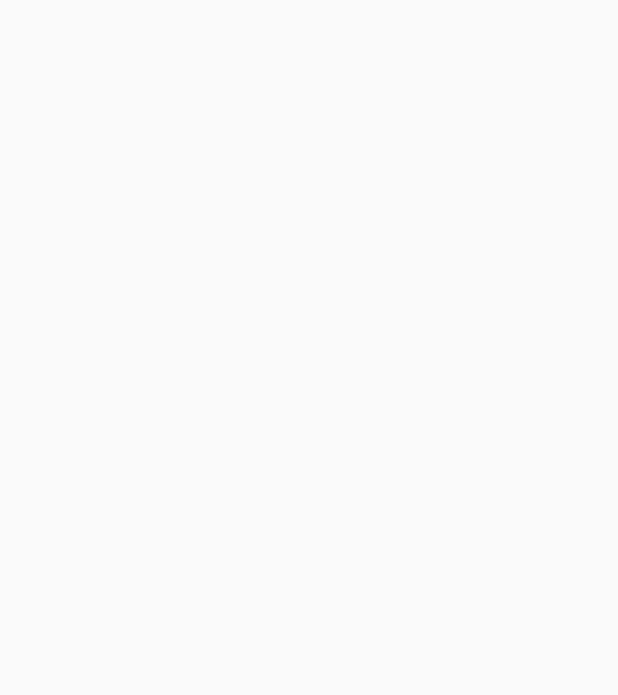
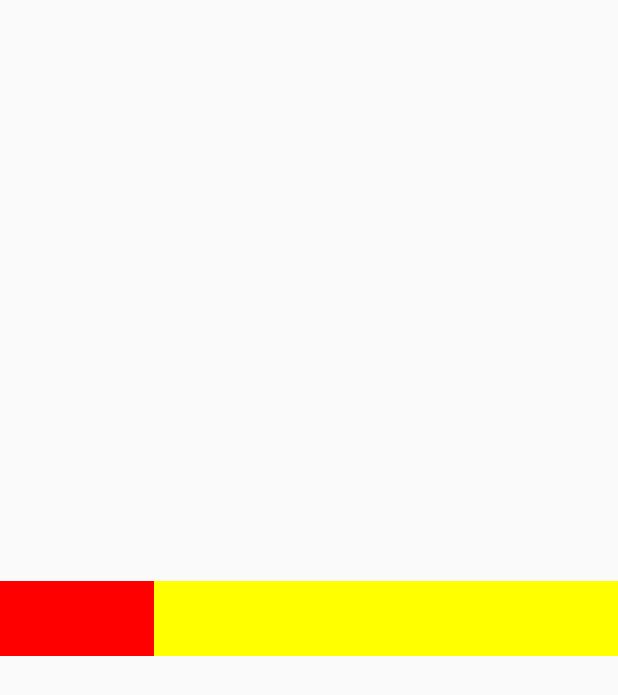
Before and after one commit to Optimus-ged/jetpack-compose-trainings, an Android app built with Jetpack Compose: the screen it shows after launch (MainActivity), on a phone screen of 412 x 824 dp. Before the commit the part shown is empty. Shown: the top 695 px of the screen. Run offline under Robolectric (Android 15) with nearby library versions, the phone set to English and light mode, and no system bars; our stand-ins replace accompanist.

Commit message:
Understand use of Rows and Columns

```diff
--- a/app/src/main/java/com/example/compose_trainings/MainActivity.kt
+++ b/app/src/main/java/com/example/compose_trainings/MainActivity.kt
@@ -11,41 +11,50 @@ import androidx.compose.material.Surface
 import androidx.compose.material.Text
 import androidx.compose.runtime.Composable
 import androidx.compose.runtime.SideEffect
+import androidx.compose.ui.Alignment
 import androidx.compose.ui.Modifier
 import androidx.compose.ui.graphics.Color
+import androidx.compose.ui.graphics.Shape
 import androidx.compose.ui.tooling.preview.Preview
 import androidx.compose.ui.unit.dp
 import com.example.compose_trainings.ui.theme.Compose_trainingsTheme
 import com.google.accompanist.systemuicontroller.rememberSystemUiController
+import org.intellij.lang.annotations.JdkConstants
 
 class MainActivity : ComponentActivity() {
     override fun onCreate(savedInstanceState: Bundle?) {
         super.onCreate(savedInstanceState)
         setContent {
-
+            Row(
+                modifier = Modifier.fillMaxSize(),
+                verticalAlignment = Alignment.CenterVertically,
+            ) {
+                CustomItem(weight = 2f)
+                CustomItem(weight = 6f, color = Color.Yellow)
+            }
         }
     }
 }
 
+@Composable
+fun RowScope.CustomItem(weight: Float, color: Color = Color.Red) {
+    Surface(
+        modifier = Modifier
+            .height(50.dp)
+            .weight(weight),
+        color = color
+    ) {}
+}
+
+
 @Preview(showBackground = true)
 @Composable
 fun DefaultPreview() {
-    Column(
-        modifier = Modifier
-            .fillMaxSize()
-            .background(Color.Transparent)
+    Row(
+        modifier = Modifier.fillMaxSize(),
+        verticalAlignment = Alignment.CenterVertically,
     ) {
-        Surface(
-            modifier = Modifier
-                .height(100.dp)
-                .width(100.dp)
-                .background(Color.Cyan)
-        ) {
-                Column(
-
-                ) {
-                    Text(text = "Optimus gedeon yala")
-                }
-        }
+        CustomItem(weight = 2f)
+        CustomItem(weight = 6f, color = Color.Yellow)
     }
 }
```
